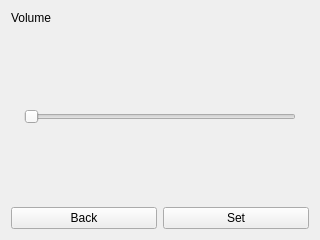
This is plugins/clockplugin/volumepage.ui in mysmartgrid/chumby-controlpanel as Qt 5 draws it before an edit. The edited form follows.
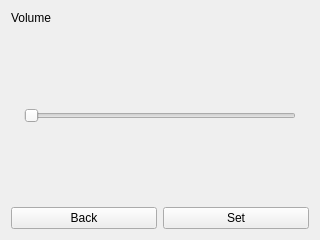
This is the edited form. Icons and pictures are not drawn.

The edit to the form file:
```diff
--- a/plugins/clockplugin/volumepage.ui
+++ b/plugins/clockplugin/volumepage.ui
@@ -57,6 +57,12 @@
      </item>
      <item>
       <widget class="QSlider" name="volumeSlider">
+       <property name="sizePolicy">
+        <sizepolicy hsizetype="Expanding" vsizetype="Expanding">
+         <horstretch>0</horstretch>
+         <verstretch>0</verstretch>
+        </sizepolicy>
+       </property>
        <property name="maximum">
         <number>100</number>
        </property>
```
